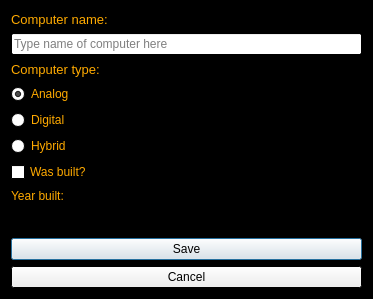
First picture: the form in computeradd.ui, repository stefanv15/verklegtNamskeid_skil3, before the edit.
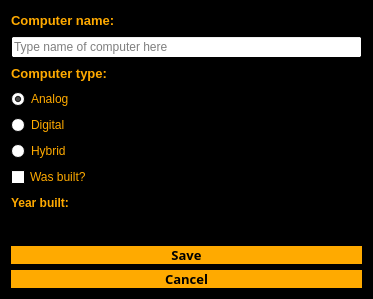
Second picture: the form after the edit.

```diff
--- a/computeradd.ui
+++ b/computeradd.ui
@@ -110,6 +110,8 @@
      <property name="font">
       <font>
        <pointsize>10</pointsize>
+       <weight>75</weight>
+       <bold>true</bold>
       </font>
      </property>
      <property name="text">
@@ -129,6 +131,8 @@
      <property name="font">
       <font>
        <pointsize>10</pointsize>
+       <weight>75</weight>
+       <bold>true</bold>
       </font>
      </property>
      <property name="text">
@@ -198,6 +202,8 @@
      <property name="font">
       <font>
        <pointsize>9</pointsize>
+       <weight>75</weight>
+       <bold>true</bold>
       </font>
      </property>
      <property name="text">
@@ -217,6 +223,21 @@
    </item>
    <item>
     <widget class="QPushButton" name="buttonOK">
+     <property name="font">
+      <font>
+       <family>Rockwell</family>
+       <pointsize>10</pointsize>
+       <weight>75</weight>
+       <bold>true</bold>
+      </font>
+     </property>
+     <property name="styleSheet">
+      <string notr="true">QPushButton
+{
+	color: black;
+	background-color: rgba(255, 170, 0); border: none;
+}</string>
+     </property>
      <property name="text">
       <string>Save</string>
      </property>
@@ -227,6 +248,21 @@
    </item>
    <item>
     <widget class="QPushButton" name="buttonCancel">
+     <property name="font">
+      <font>
+       <family>Rockwell</family>
+       <pointsize>10</pointsize>
+       <weight>75</weight>
+       <bold>true</bold>
+      </font>
+     </property>
+     <property name="styleSheet">
+      <string notr="true">QPushButton
+{
+	color: black;
+	background-color: rgba(255, 170, 0); border: none;
+}</string>
+     </property>
      <property name="text">
       <string>Cancel</string>
      </property>
```
